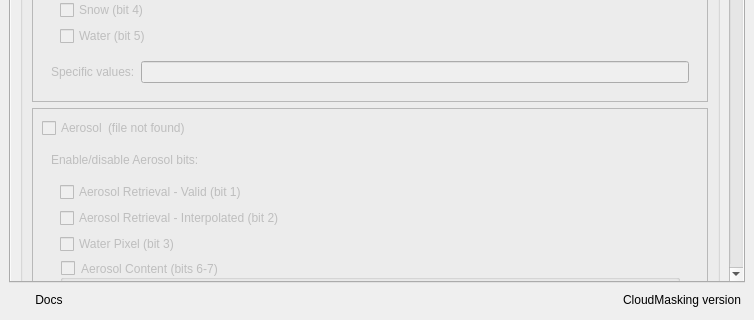
First picture: the form in ui/cloud_masking_dockwidget_base.ui, repository SMByC/CloudMasking, before the edit; both pictures show x 0 to 754 and y 839 to 1159 of the 754 by 1159 pixel window.
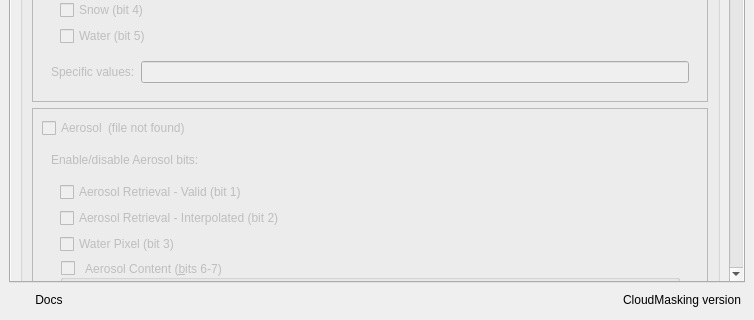
Second picture: the form after the edit. The open tabs and pages were chosen to show the change. Icons and pictures are not drawn. Custom widgets are drawn as their Qt base class.

```diff
--- a/ui/cloud_masking_dockwidget_base.ui
+++ b/ui/cloud_masking_dockwidget_base.ui
@@ -472,7 +472,7 @@
              <x>0</x>
              <y>0</y>
              <width>710</width>
-             <height>2235</height>
+             <height>2911</height>
             </rect>
            </property>
            <layout class="QVBoxLayout" name="verticalLayout">
@@ -1600,7 +1600,7 @@
                            <string notr="true">font-weight:normal;</string>
                           </property>
                           <property name="title">
-                           <string>Aerosol Content (bits 6-7)</string>
+                           <string>Aerosol Content (&amp;bits 6-7)</string>
                           </property>
                           <property name="checkable">
                            <bool>true</bool>
```
Left out of the diff: 314 changed lines with no effect on the pictures.
